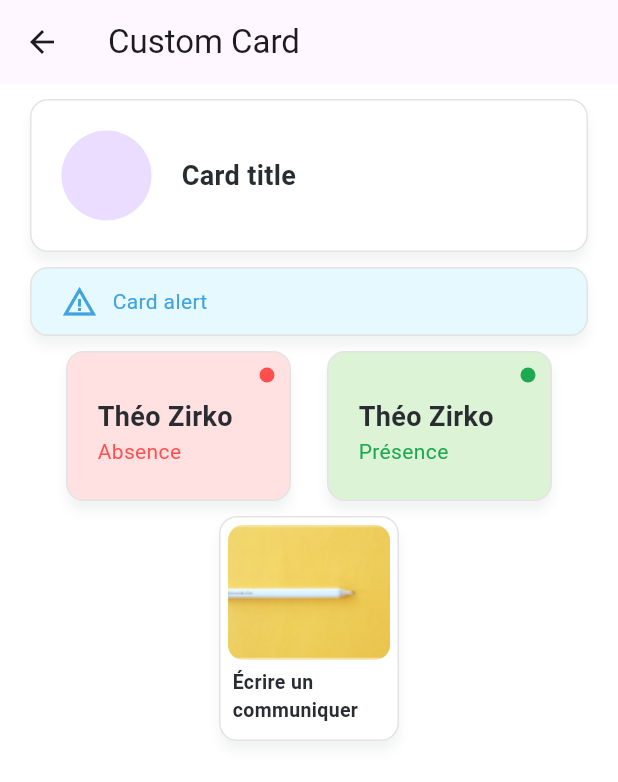
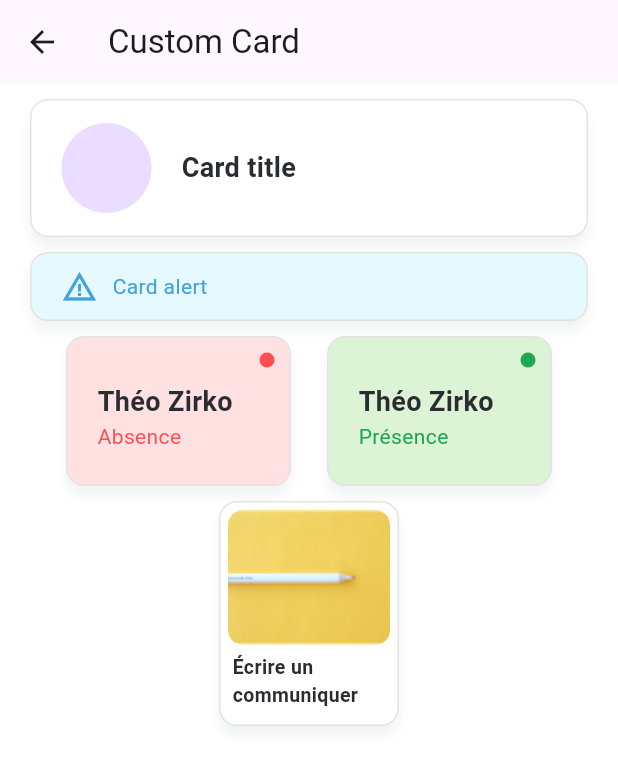
Before and after one commit to Edukever/schoolap-mobile-ui, a Flutter app: the CustomCard screen opened directly, on a phone screen of 412 x 824 dp. Shown: the top 782 px of the screen. Run offline on Flutter 3.47's test engine with Material 3 defaults, Android fonts, the phone set to English and light mode, and no system bars; our stand-ins replace dropdown_button2, equatable, flutter_form_builder; Roboto replaces fonts that are missing (Poppins).

Commit message:
Refactor SchoolAppCardTile padding and add subWidget prop
- Adjusted padding in SchoolAppCardTile to decrease vertical spacing.
- Added a new property called subWidget, which allows for the inclusion of an additional widget in the card tile.

```diff
--- a/lib/src/widgets/card/schoolap_card_tile.dart
+++ b/lib/src/widgets/card/schoolap_card_tile.dart
@@ -8,6 +8,7 @@ class SchoolAppCardTile extends StatelessWidget {
   final String title;
   final Widget? trailing;
   final String? subtitle;
+  final Widget? subWidget;
   final Color? subtitleColor;
   final EdgeInsetsGeometry? contentPadding;
   const SchoolAppCardTile(
@@ -18,7 +19,8 @@ class SchoolAppCardTile extends StatelessWidget {
       this.trailing,
       this.contentPadding,
       this.subtitle,
-      this.subtitleColor});
+      this.subtitleColor,
+      this.subWidget});
 
   @override
   Widget build(BuildContext context) {
@@ -26,7 +28,7 @@ class SchoolAppCardTile extends StatelessWidget {
       constraints: constraints,
       backgroundColor: Colors.white,
       child: Padding(
-        padding: const EdgeInsets.symmetric(vertical: 20, horizontal: 20),
+        padding: const EdgeInsets.symmetric(vertical: 15, horizontal: 20),
         child: Row(
           mainAxisAlignment: MainAxisAlignment.start,
           crossAxisAlignment: CrossAxisAlignment.center,
@@ -46,12 +48,13 @@ class SchoolAppCardTile extends StatelessWidget {
                   subtitle == null
                       ? Container()
                       : Padding(
-                          padding: const EdgeInsets.only(top: 4),
+                          padding: const EdgeInsets.only(top: 0),
                           child: SchoolAppText.paragraph1(
                             subtitle!,
                             color: subtitleColor,
                           ),
-                        )
+                        ),
+                  subWidget ?? Container()
                 ],
               ),
             ),
```
